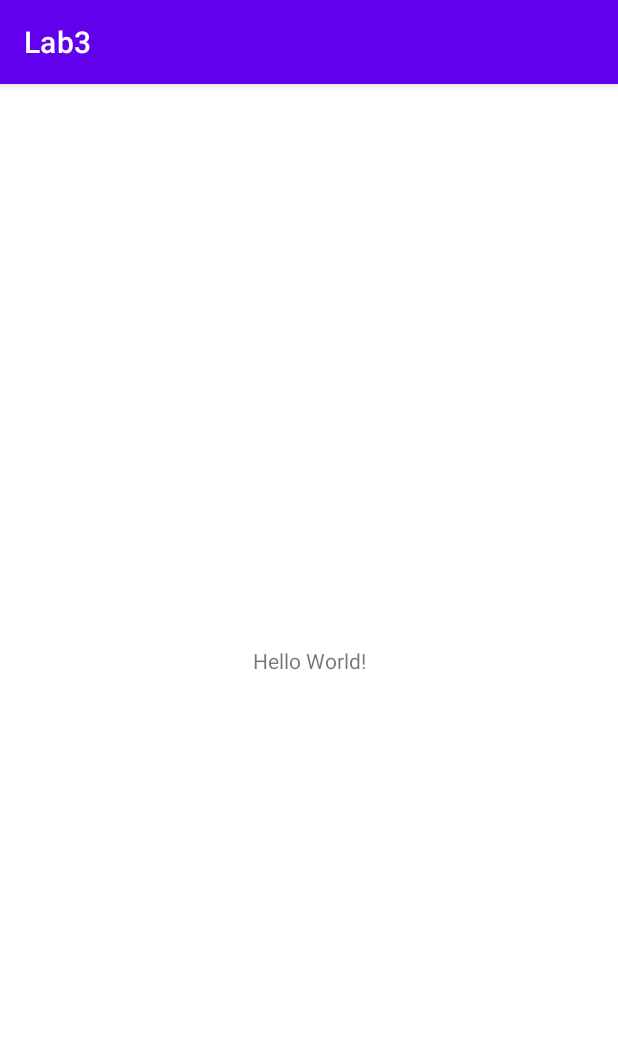
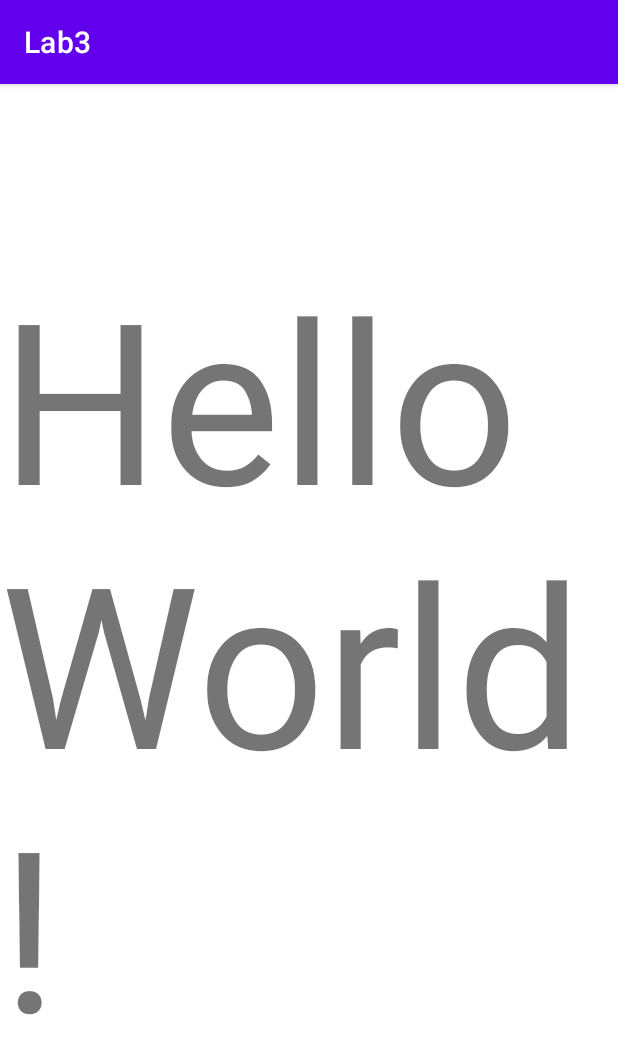
Before and after one commit to Metarus/Lab3, an Android app: the screen it shows after launch (MainActivity), on a phone screen of 412 x 824 dp. Shown: the top 1054 px of the screen. Run offline under Robolectric (Android 15) with nearby library versions, the phone set to English and light mode, and no system bars.

Commit message:
changed text size

```diff
--- a/app/src/main/res/layout/activity_main.xml
+++ b/app/src/main/res/layout/activity_main.xml
@@ -10,6 +10,7 @@
         android:layout_width="wrap_content"
         android:layout_height="wrap_content"
         android:text="Hello World!"
+        android:textSize="150sp"
         app:layout_constraintBottom_toBottomOf="parent"
         app:layout_constraintEnd_toEndOf="parent"
         app:layout_constraintStart_toStartOf="parent"
```
